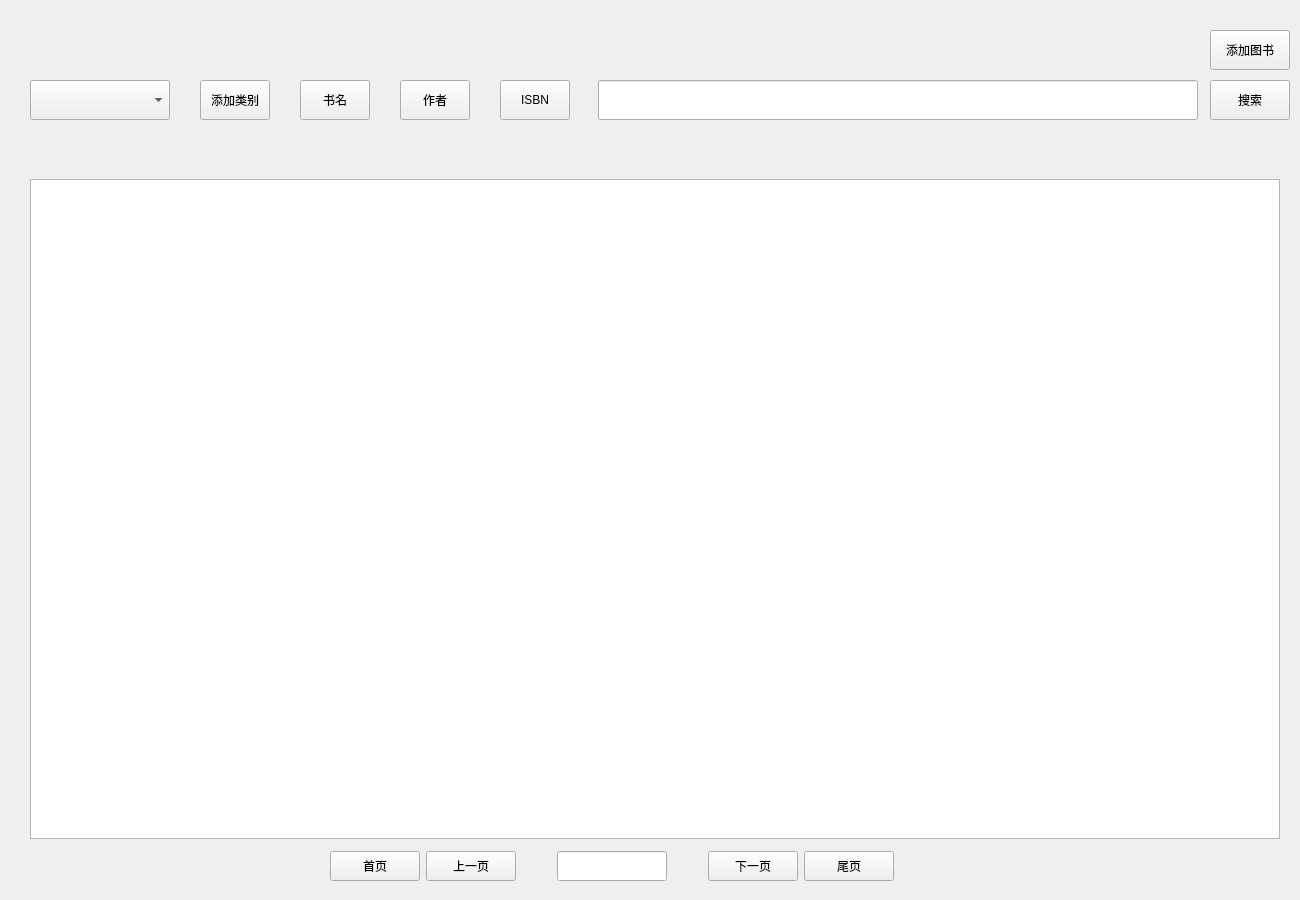
Old version of the form BMS/view/adminbookmanagement.ui in the repository adventurer-w/Books-Management-System.
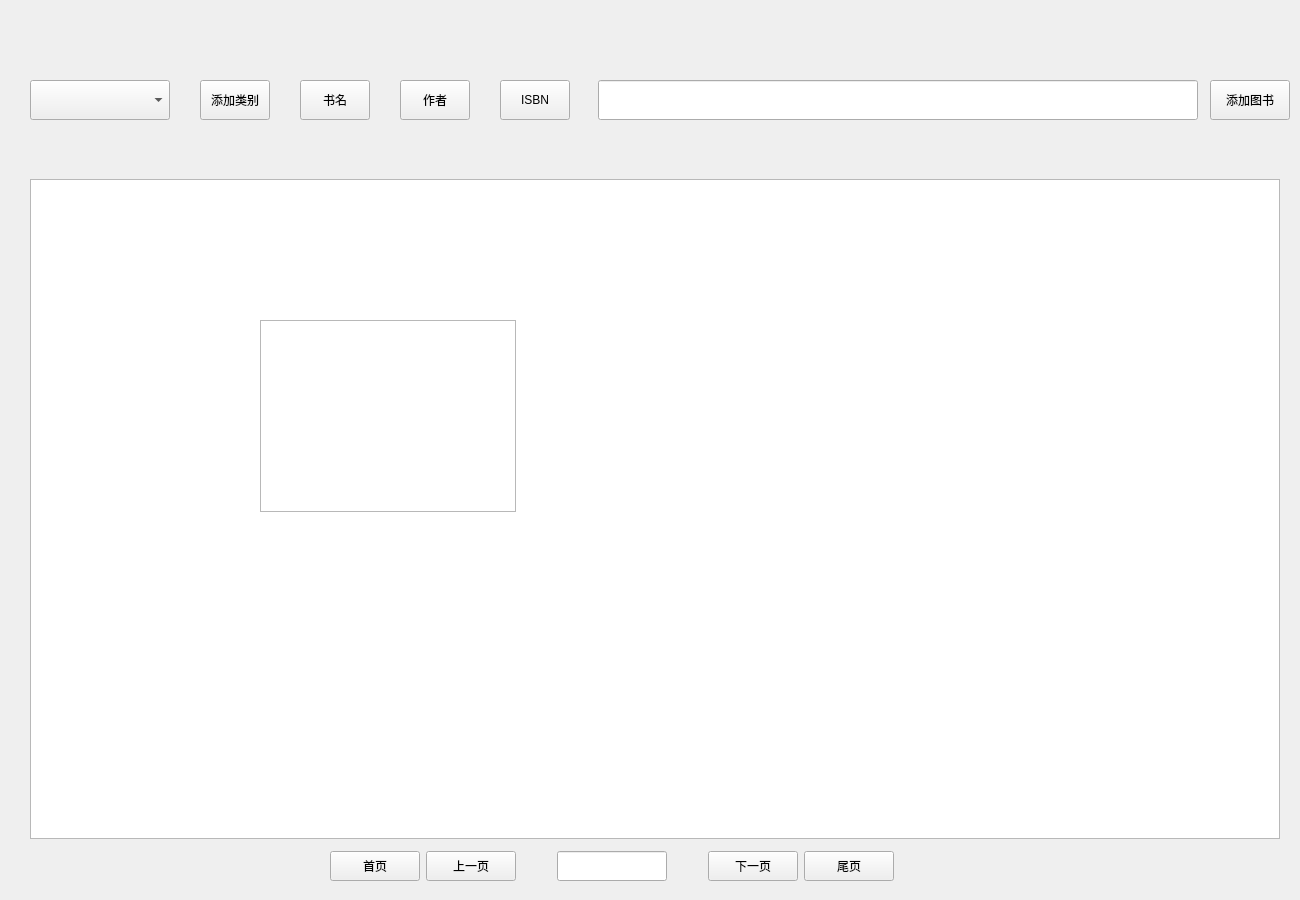
New version of the form.

```diff
--- a/BMS/view/adminbookmanagement.ui
+++ b/BMS/view/adminbookmanagement.ui
@@ -173,7 +173,7 @@
    <property name="geometry">
     <rect>
      <x>1210</x>
-     <y>30</y>
+     <y>80</y>
      <width>80</width>
      <height>40</height>
     </rect>
@@ -250,18 +250,15 @@
     <bool>true</bool>
    </property>
   </widget>
-  <widget class="QPushButton" name="btn_search">
+  <widget class="QTableWidget" name="tableWidget">
    <property name="geometry">
     <rect>
-     <x>1210</x>
-     <y>80</y>
-     <width>80</width>
-     <height>40</height>
+     <x>260</x>
+     <y>320</y>
+     <width>256</width>
+     <height>192</height>
     </rect>
    </property>
-   <property name="text">
-    <string>搜索</string>
-   </property>
   </widget>
  </widget>
  <resources/>
```
Left out of the diff: 4 changed lines with no effect on the pictures.
